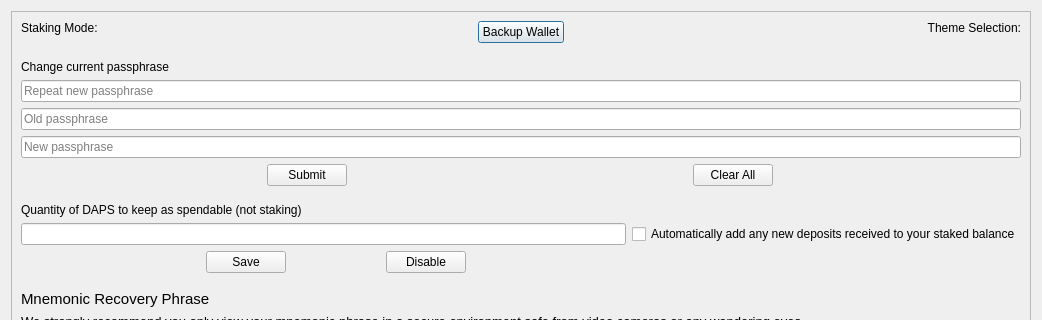
pedrorv0106/DAPS, file src/qt/forms/optionspage.ui: the form before one commit; both pictures show x 0 to 1042 and y 0 to 320 of the 1042 by 670 pixel window.
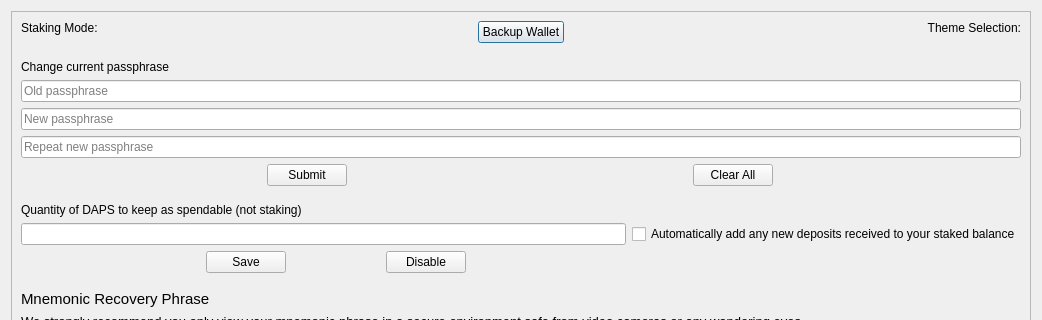
The form after the commit. Custom widgets are drawn as their Qt base class.

Commit message: Fix order of Passphrase line edits on Settings screen

```diff
--- a/src/qt/forms/optionspage.ui
+++ b/src/qt/forms/optionspage.ui
@@ -197,16 +197,6 @@
            </property>
           </widget>
          </item>
-         <item>
-          <widget class="QLineEdit" name="lineEditNewPassRepeat">
-           <property name="echoMode">
-            <enum>QLineEdit::Password</enum>
-           </property>
-           <property name="placeholderText">
-            <string>Repeat new passphrase</string>
-           </property>
-          </widget>
-         </item>
          <item>
           <widget class="QLineEdit" name="lineEditOldPass">
            <property name="echoMode">
@@ -227,6 +217,16 @@
            </property>
           </widget>
          </item>
+         <item>
+          <widget class="QLineEdit" name="lineEditNewPassRepeat">
+           <property name="echoMode">
+            <enum>QLineEdit::Password</enum>
+           </property>
+           <property name="placeholderText">
+            <string>Repeat new passphrase</string>
+           </property>
+          </widget>
+         </item>
          <item>
           <layout class="QHBoxLayout" name="horizontalLayout_5">
            <property name="spacing">
```
Left out of the diff: 2 changed lines with no effect on the pictures.
